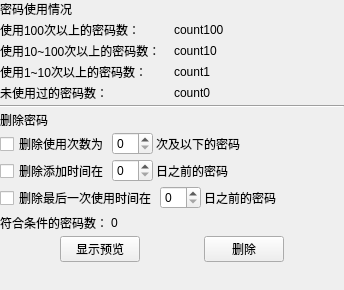
First picture: the form in components/page_password_manager/res/manager.ui, repository PPJUST/OnlyUnzip, before the edit.
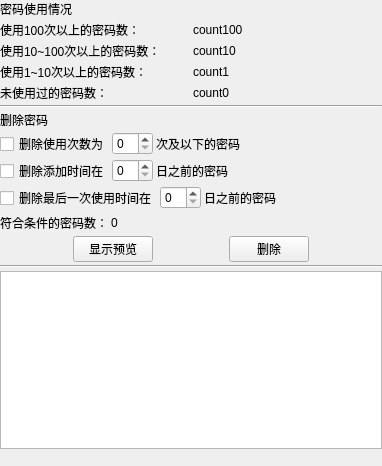
Second picture: the form after the edit.

Diff of the .ui file:
```diff
--- a/components/page_password_manager/res/manager.ui
+++ b/components/page_password_manager/res/manager.ui
@@ -6,14 +6,14 @@
    <rect>
     <x>0</x>
     <y>0</y>
-    <width>344</width>
-    <height>290</height>
+    <width>382</width>
+    <height>466</height>
    </rect>
   </property>
   <property name="windowTitle">
    <string>Form</string>
   </property>
-  <layout class="QVBoxLayout" name="verticalLayout_3">
+  <layout class="QVBoxLayout" name="verticalLayout_3" stretch="0,0,0,0,0,0">
    <property name="spacing">
     <number>3</number>
    </property>
@@ -321,17 +321,27 @@
     </layout>
    </item>
    <item>
-    <spacer name="verticalSpacer">
+    <widget class="Line" name="line_2">
      <property name="orientation">
-      <enum>Qt::Orientation::Vertical</enum>
+      <enum>Qt::Orientation::Horizontal</enum>
      </property>
-     <property name="sizeHint" stdset="0">
-      <size>
-       <width>20</width>
-       <height>40</height>
-      </size>
+    </widget>
+   </item>
+   <item>
+    <widget class="QTextBrowser" name="textBrowser_preview"/>
+   </item>
+   <item>
+    <widget class="QLabel" name="label_spacer">
+     <property name="sizePolicy">
+      <sizepolicy hsizetype="Preferred" vsizetype="Expanding">
+       <horstretch>0</horstretch>
+       <verstretch>0</verstretch>
+      </sizepolicy>
      </property>
-    </spacer>
+     <property name="text">
+      <string/>
+     </property>
+    </widget>
    </item>
   </layout>
  </widget>
```
